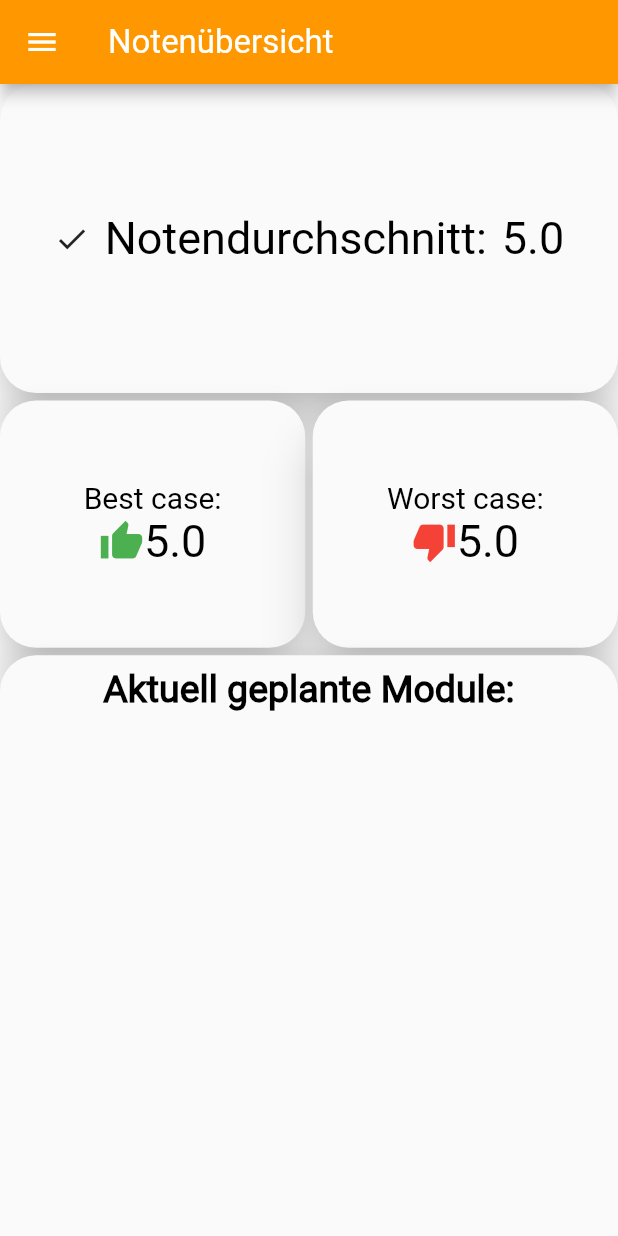
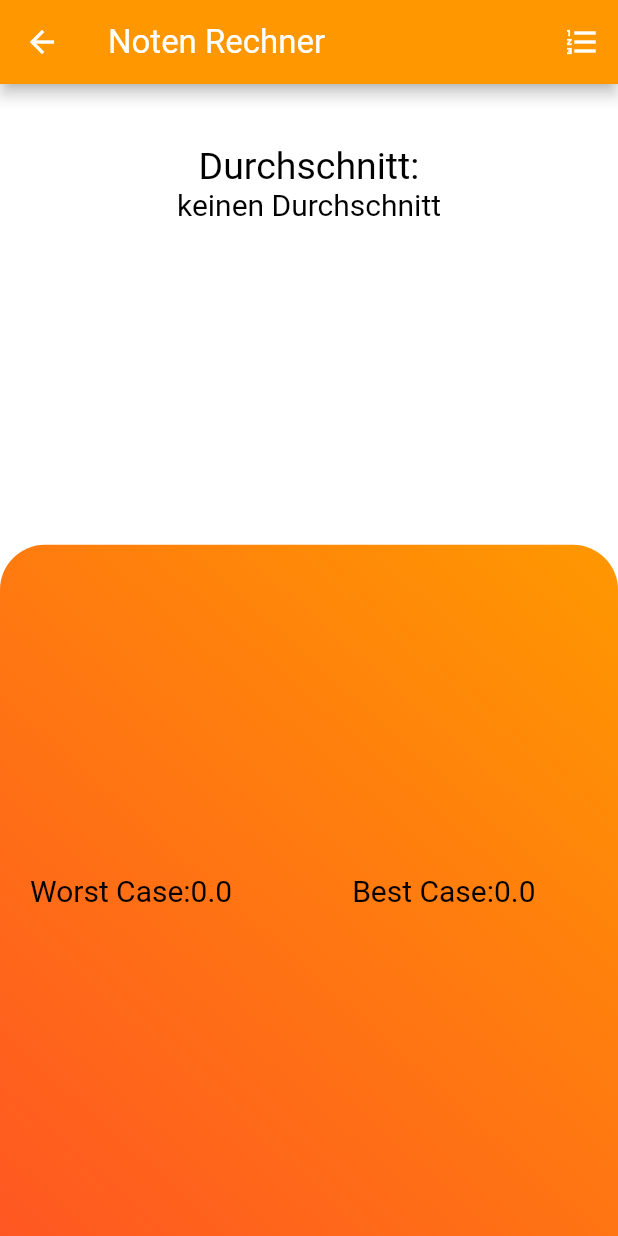
Before and after one commit to AlfredTachi/MyStudyBuddy2020, a Flutter app: the GradesPrognosis screen opened by its route, on a phone screen of 412 x 824 dp. Run offline on Flutter 3.47's test engine with Material 2 defaults, Android fonts, the phone set to English and light mode, and no system bars; our stand-ins replace get, percent_indicator, photo_view, shared_preferences, smooth_star_rating, sqflite and 1 more; missing offline and left inert: flutter_custom_dialog; accounts and stored records are empty.

Commit message:
grades calculator added with logic

```diff
--- /dev/null
+++ b/lib/grades_prognosis/grades_list.dart
@@ -0,0 +1,19 @@
+import 'package:flutter/material.dart';
+
+
+class GradesList extends StatefulWidget{
+  @override
+  State<StatefulWidget> createState() {
+    return GradesListState();
+      }
+
+    }
+
+    class GradesListState extends State<GradesList> {
+  @override
+  Widget build(BuildContext context) {
+    return Scaffold(
+
+    );
+  }
+}
--- a/lib/grades_prognosis/grades_prognosis.dart
+++ b/lib/grades_prognosis/grades_prognosis.dart
@@ -1,105 +1,6 @@
-import 'package:flutter_staggered_grid_view/flutter_staggered_grid_view.dart';
+import 'package:MyStudyBuddy2/local_database/local_database.dart';
+import 'package:MyStudyBuddy2/singleton/module_controller.dart';
 import 'package:flutter/material.dart';
-import '../drawer/drawer.dart';
-
-Material gradesAverage(IconData icon, String text, double grade) {
-  return Material(
-
-    elevation: 14.0,
-    shadowColor: Colors.black,
-    borderRadius: BorderRadius.circular(24.0),
-    child: Row(
-      mainAxisAlignment: MainAxisAlignment.center,
-      children: <Widget>[
-        Padding(padding:EdgeInsets.all(5),child: Icon(icon)),
-        Padding(padding:EdgeInsets.all(5),child: Text(text, style: TextStyle(fontSize: 30))),
-        Padding(
-          padding:EdgeInsets.all(5),
-          child: Text(
-            grade.toString(),
-            style: TextStyle(fontSize: 30),
-          ),
-        )
-      ],
-    ),
-  );
-}
-
-Material bestPossible(String best, IconData icon, double grade) {
-  return Material(
-
-    elevation: 14.0,
-    shadowColor: Colors.black,
-    borderRadius: BorderRadius.circular(24.0),
-    child: Padding(
-      padding: const EdgeInsets.all(8.0),
-      child: Column(
-        mainAxisAlignment: MainAxisAlignment.center,
-        children: <Widget>[
-        Text(
-          best,
-          style: TextStyle(fontSize: 20),
-        ),
-        Row(
-          mainAxisAlignment: MainAxisAlignment.center,
-          children: <Widget>[
-            Icon(icon, size: 30, color: Colors.green),
-            Text(grade.toString(), style: TextStyle(fontSize: 30))
-          ],
-        ),
-      ]),
-    ),
-  );
-}
-
-Material worstPossible(String worst, IconData icon, double grade) {
-  return Material(
-
-    elevation: 14.0,
-    shadowColor: Colors.black,
-    borderRadius: BorderRadius.circular(24.0),
-    child: Padding(
-      padding: const EdgeInsets.all(8.0),
-      child: Column(
-        mainAxisAlignment: MainAxisAlignment.center,
-        children: <Widget>[
-        Text(
-          worst,
-          style: TextStyle(fontSize: 20),
-        ),
-        Row(
-          mainAxisAlignment: MainAxisAlignment.center,
-          children: <Widget>[
-            Icon(icon, size: 30, color: Colors.red),
-            Text(grade.toString(), style: TextStyle(fontSize: 30))
-          ],
-        ),
-      ]),
-    ),
-  );
-}
-
-Material openModules(String modules) {
-  return Material(
-
-    elevation: 14.0,
-    shadowColor: Colors.black,
-    borderRadius: BorderRadius.circular(24.0),
-    child: Row(
-      mainAxisAlignment: MainAxisAlignment.center,
-      crossAxisAlignment: CrossAxisAlignment.start,
-      children: <Widget>[
-        Padding(
-          padding: const EdgeInsets.only(top: 8.0),
-          child: Text(
-            modules,
-            style: TextStyle(fontSize: 25, fontWeight: FontWeight.bold),
-          ),
-        )
-      ],
-    ),
-  );
-}
 
 class GradesPrognosis extends StatefulWidget {
   @override
@@ -109,29 +10,131 @@ class GradesPrognosis extends StatefulWidget {
 }
 
 class _GradesPrognosisState extends State<GradesPrognosis> {
+  final db = DBProvider.db;
   @override
   Widget build(BuildContext context) {
-    double screenHeight = MediaQuery.of(context).size.height;
-    return
-        Scaffold(
-            appBar: AppBar(title: Text('Notenübersicht')),
-            drawer: OwnDrawer(),
-            body: StaggeredGridView.count(
-                crossAxisCount: 2,
-                crossAxisSpacing: 5,
-                mainAxisSpacing: 5,
-                children: <Widget>[
-                  gradesAverage(Icons.check, "Notendurchschnitt:", 5.0),
-                  bestPossible("Best case:", Icons.thumb_up, 5.0),
-                  worstPossible(
-                      "Worst case:", Icons.thumb_down, 5.0),
-                  openModules("Aktuell geplante Module:")
-                ],
-                staggeredTiles: [
-                  StaggeredTile.extent(2, screenHeight / 4),
-                  StaggeredTile.extent(1, screenHeight / 5),
-                  StaggeredTile.extent(1, screenHeight / 5),
-                  StaggeredTile.extent(2, screenHeight / 2),
-                ]));
+    return Scaffold(
+        appBar: AppBar(
+          title: Text("Noten Rechner"),
+          actions: <Widget>[
+            IconButton(
+                icon: Icon(Icons.format_list_numbered),
+                onPressed: () {
+                  Navigator.of(context).pushNamed("/gradesList");
+                })
+          ],
+        ),
+        body: Column(
+          children: <Widget>[
+            Expanded(
+              flex: 4,
+              child: Container(
+                  child: Padding(
+                padding: const EdgeInsets.only(top: 40.0),
+                child: Center(
+                  child: Column(children: [
+                    Text("Durchschnitt:", style: TextStyle(fontSize: 25)),
+                    FutureBuilder<double>(
+                      future: average(),
+                      builder: (context, snapshot) {
+                        if (snapshot.hasData) {
+                          return Text("${snapshot.data.toDouble()}");
+                        } else
+                          return Text('keinen Durchschnitt');
+                      },
+                    )
+                  ]),
+                ),
+              )),
+            ),
+            Expanded(
+              flex: 6,
+              child: Container(
+                  decoration: BoxDecoration(
+                      borderRadius:
+                          BorderRadius.vertical(top: Radius.circular(30)),
+                      gradient: LinearGradient(
+                        begin: Alignment.topRight,
+                        end: Alignment.bottomLeft,
+                        colors: [
+                          Colors.orange,
+                          Colors.deepOrange,
+                        ],
+                      )),
+                  child: Center(
+                    child: Row(
+                      children: <Widget>[
+                        Padding(
+                          padding: const EdgeInsets.only(left: 20.0),
+                          child: Text("Worst Case:"),
+                        ),
+                        Text(worstCase().toString()),
+                        Padding(
+                          padding: const EdgeInsets.only(left: 80),
+                          child: Text("Best Case:"),
+                        ),
+                        Text(bestCase().toString())
+                      ],
+                    ),
+                  )),
+            ),
+          ],
+        ));
   }
-}
+
+  Future<double> average() async {
+    Future<double> myAverage;
+    var examResults = await db.getAllExamResults();
+
+    myAverage = examResults.map((m) => m['Exams']).reduce((a, b) => a + b) /
+        examResults.length;
+
+    return await myAverage;
+  }
+
+  double bestCase() {
+    double myBestCase = 0;
+    double averageNow;
+    int temp;
+
+    if (ModuleController().getSelectedModules().length == null) {
+      temp = 0;
+    } else {
+      temp = ModuleController().getSelectedModules().length;
+    }
+
+    average().then((val) => setState(() {
+          averageNow = val;
+        }));
+    if (averageNow == null) {
+      myBestCase = 0.0;
+    } else {
+      myBestCase = (averageNow + temp.toDouble()) / (temp + 1);
+    }
+
+    return myBestCase;
+  }
+
+  double worstCase() {
+    double myWorstCase = 0;
+
+    double averageNow;
+    int temp;
+
+    if (ModuleController().getSelectedModules().length == null) {
+      temp = 0;
+    } else {
+      temp = ModuleController().getSelectedModules().length * 4;
+    }
+
+    average().then((val) => setState(() {
+          averageNow = val;
+        }));
+    if (averageNow == null) {
+      myWorstCase = 0.0;
+    } else {
+      myWorstCase = (averageNow + temp.toDouble()) / (temp + 1);
+    }
+
+return myWorstCase;
+}}
--- a/lib/route_manager/route_manager.dart
+++ b/lib/route_manager/route_manager.dart
@@ -7,6 +7,7 @@ import 'package:MyStudyBuddy2/dashboard/profile_page/profile_page.dart';
 import 'package:MyStudyBuddy2/evaluation/evaluation.dart';
 import 'package:MyStudyBuddy2/evaluation/module_list.dart';
 import 'package:MyStudyBuddy2/evaluation/prof_list.dart';
+import 'package:MyStudyBuddy2/grades_prognosis/grades_list.dart';
 import 'package:MyStudyBuddy2/planer/planer.dart';
 import 'package:MyStudyBuddy2/qsp_info/qsp_info.dart';
 import 'package:MyStudyBuddy2/study_quiz/quiz_start.dart';
@@ -74,6 +75,8 @@ class RouteGenerator {
         return MaterialPageRoute(builder: (_) => Evaluation());
       case '/supportMain/quickAccess/moralSupport':
         return MaterialPageRoute(builder: (_) => MoralSupport());
+      case '/gradesList':
+        return MaterialPageRoute(builder: (_) => GradesList());
       default:
         return _errorRoute();
     }
```
